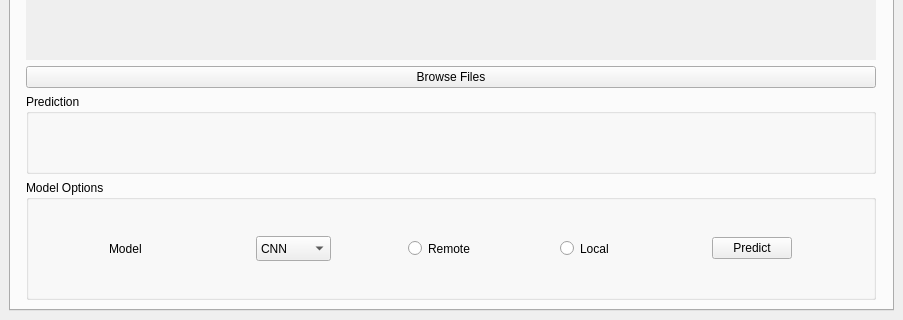
Qt form Client/gui/ui/mainwindow.ui (Amzo/pneumonia) before a commit; both pictures show x 0 to 903 and y 327 to 647 of the 903 by 647 pixel window.
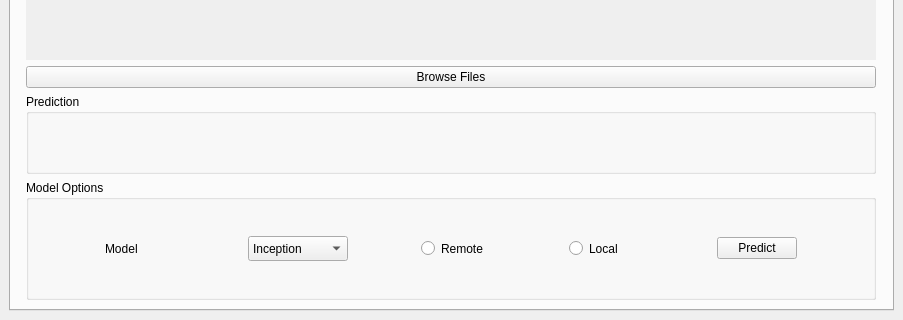
The same form after that commit.

The edit to the form file:
```diff
--- a/Client/gui/ui/mainwindow.ui
+++ b/Client/gui/ui/mainwindow.ui
@@ -137,13 +137,13 @@
               <widget class="QComboBox" name="modelList">
                <property name="maximumSize">
                 <size>
-                 <width>75</width>
+                 <width>100</width>
                  <height>25</height>
                 </size>
                </property>
                <item>
                 <property name="text">
-                 <string>CNN</string>
+                 <string>Inception</string>
                 </property>
                </item>
                <item>
```
Left out of the diff: 19 changed lines with no effect on the pictures.
